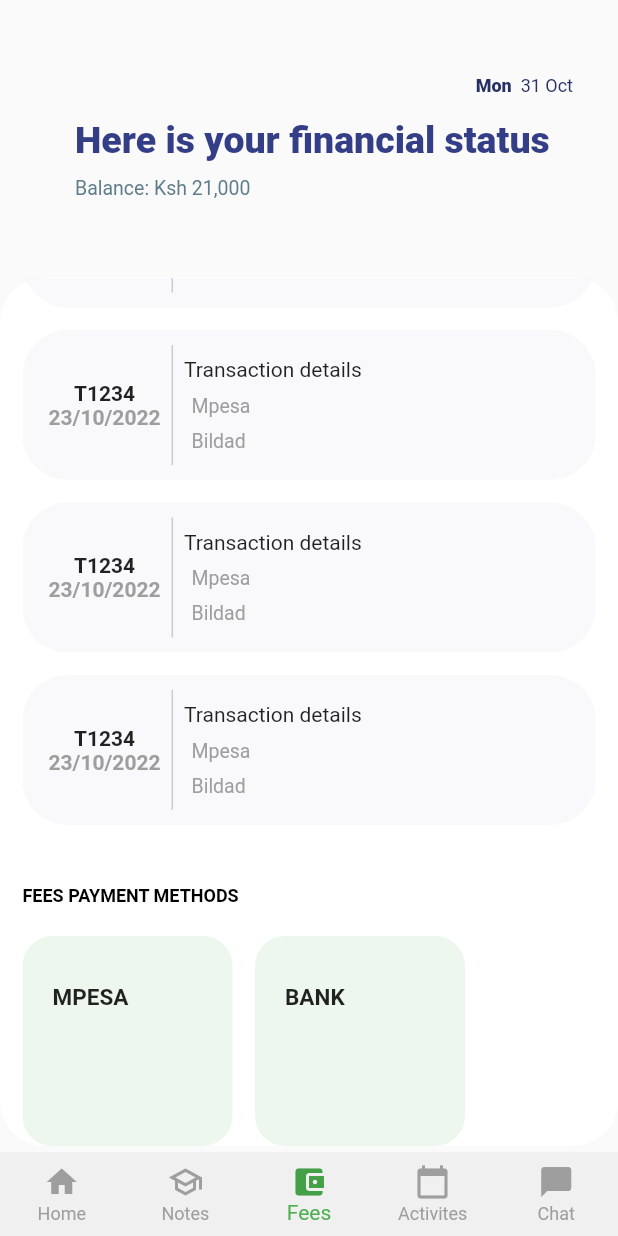
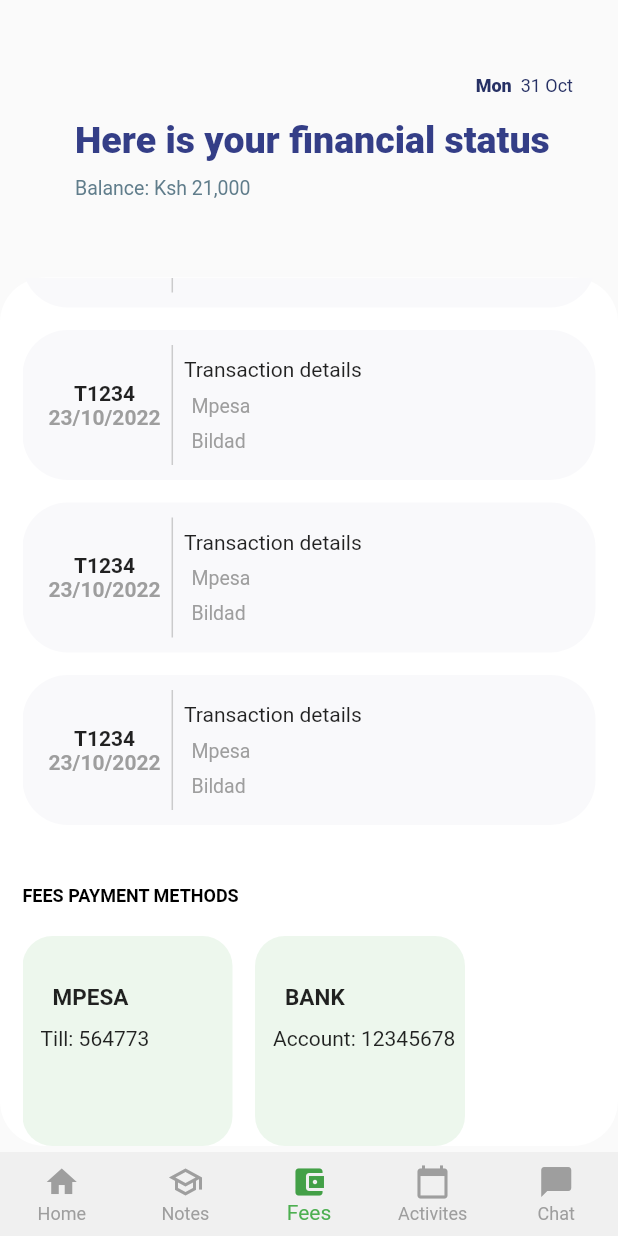
Before and after one commit to Bildad0/UniApp, a Flutter app: the screen it shows once a user with an empty profile is signed in, item 3 of the bottom bar chosen, scrolled down 576 dp, on a phone screen of 412 x 824 dp. Run offline on Flutter 3.47's test engine with Material 2 defaults, Android fonts, the phone set to English and light mode, and no system bars; our stand-ins replace firebase_auth, firebase_core, flutter_neumorphic, flutter_switch, progress_indicators, table_calendar; accounts and stored records are empty; network calls fail.

Commit message:
updates and fixes

```diff
--- a/lib/Views/feemanagement.dart
+++ b/lib/Views/feemanagement.dart
@@ -117,8 +117,8 @@ class _FeesPageState extends State<FeesPage> {
                   scrollDirection: Axis.horizontal,
                   child: Row(
                     children: [
-                      buildTaskItem("MPESA", Colors.green),
-                      buildTaskItem("BANK", Colors.green),
+                      buildTaskItem("MPESA", Colors.green, "Till: 564773"),
+                      buildTaskItem("BANK", Colors.green, "Account: 12345678"),
                     ],
                   ),
                 )
@@ -130,7 +130,7 @@ class _FeesPageState extends State<FeesPage> {
     );
   }
 
-  Container buildTaskItem(String title, Color color) {
+  Container buildTaskItem(String title, Color color, String paymentMethod) {
     return Container(
       margin: const EdgeInsets.only(right: 15),
       padding: const EdgeInsets.all(12),
@@ -152,6 +152,12 @@ class _FeesPageState extends State<FeesPage> {
               title,
               style: const TextStyle(fontSize: 15, fontWeight: FontWeight.bold),
             ),
+          ),
+          const SizedBox(
+            height: 10,
+          ),
+          Row(
+            children: [Text(paymentMethod)],
           ),
         ],
       ),
```
Also changed, not shown: lib/Views/calender.dart (+2 -26 lines), lib/Views/homepage.dart (+9 -18 lines).
